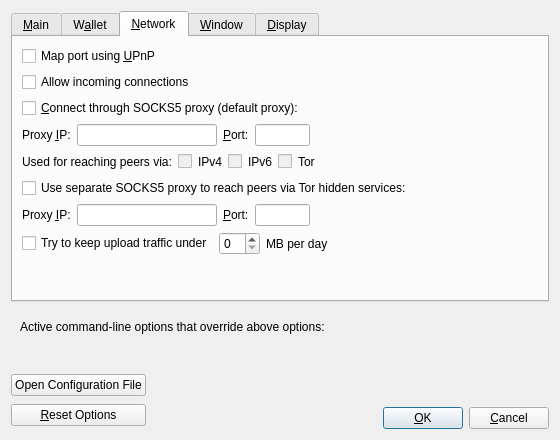
First picture: the form in src/qt/forms/optionsdialog.ui, repository bitcoincore-dev/bitcoin-2001-863168-294116-d812cf1189, before the edit.
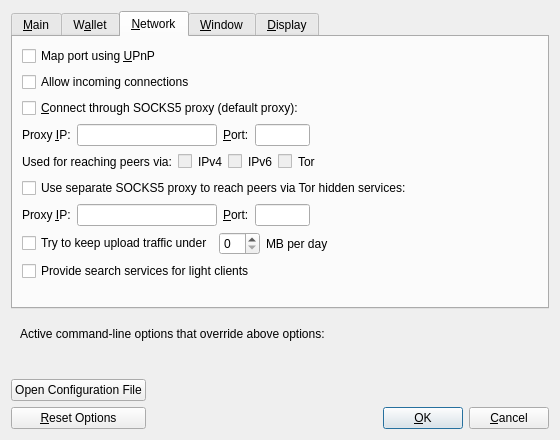
Second picture: the form after the edit. The open tabs and pages were chosen to show the change. Custom widgets are drawn as their Qt base class.

Commit message: Qt/Options: Expose peerbloomfilters in GUI using rwconf

What changed in the file:
```diff
--- a/src/qt/forms/optionsdialog.ui
+++ b/src/qt/forms/optionsdialog.ui
@@ -524,6 +524,16 @@
          </item>
         </layout>
        </item>
+       <item>
+        <widget class="QCheckBox" name="peerbloomfilters">
+         <property name="toolTip">
+          <string>Support filtering of blocks and transaction with bloom filters</string>
+         </property>
+         <property name="text">
+          <string>Provide search services for light clients</string>
+         </property>
+        </widget>
+       </item>
        <item>
         <spacer name="verticalSpacer_Network">
          <property name="orientation">
```
The commit also changes 3 other files.
